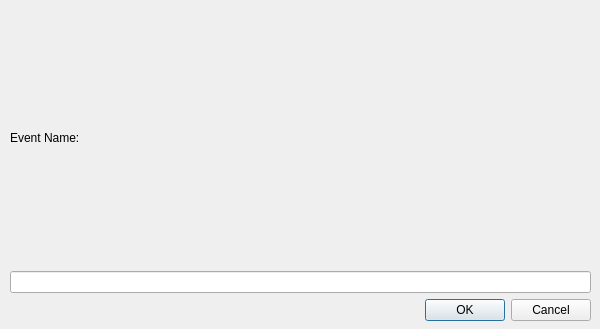
This is WorkoutWindow.ui in martina3203/MikeysApplication as Qt 5 draws it before an edit. The edited form follows.
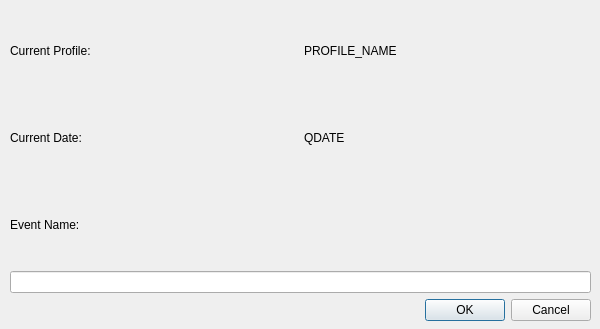
This is the edited form.

The edit to the form file:
```diff
--- a/WorkoutWindow.ui
+++ b/WorkoutWindow.ui
@@ -43,7 +43,43 @@
       <item>
        <layout class="QVBoxLayout" name="verticalLayout_2">
         <item>
-         <widget class="QLabel" name="label_2">
+         <layout class="QHBoxLayout" name="horizontalLayout_2">
+          <item>
+           <widget class="QLabel" name="CurrentProfileLabel">
+            <property name="text">
+             <string>Current Profile:</string>
+            </property>
+           </widget>
+          </item>
+          <item>
+           <widget class="QLabel" name="ProfileNameLabel">
+            <property name="text">
+             <string>PROFILE_NAME</string>
+            </property>
+           </widget>
+          </item>
+         </layout>
+        </item>
+        <item>
+         <layout class="QHBoxLayout" name="horizontalLayout_3">
+          <item>
+           <widget class="QLabel" name="CurrentDateLabel">
+            <property name="text">
+             <string>Current Date:</string>
+            </property>
+           </widget>
+          </item>
+          <item>
+           <widget class="QLabel" name="WorkoutDateLabel">
+            <property name="text">
+             <string>QDATE</string>
+            </property>
+           </widget>
+          </item>
+         </layout>
+        </item>
+        <item>
+         <widget class="QLabel" name="EventNameLabel">
           <property name="text">
            <string>Event Name:</string>
           </property>
```
